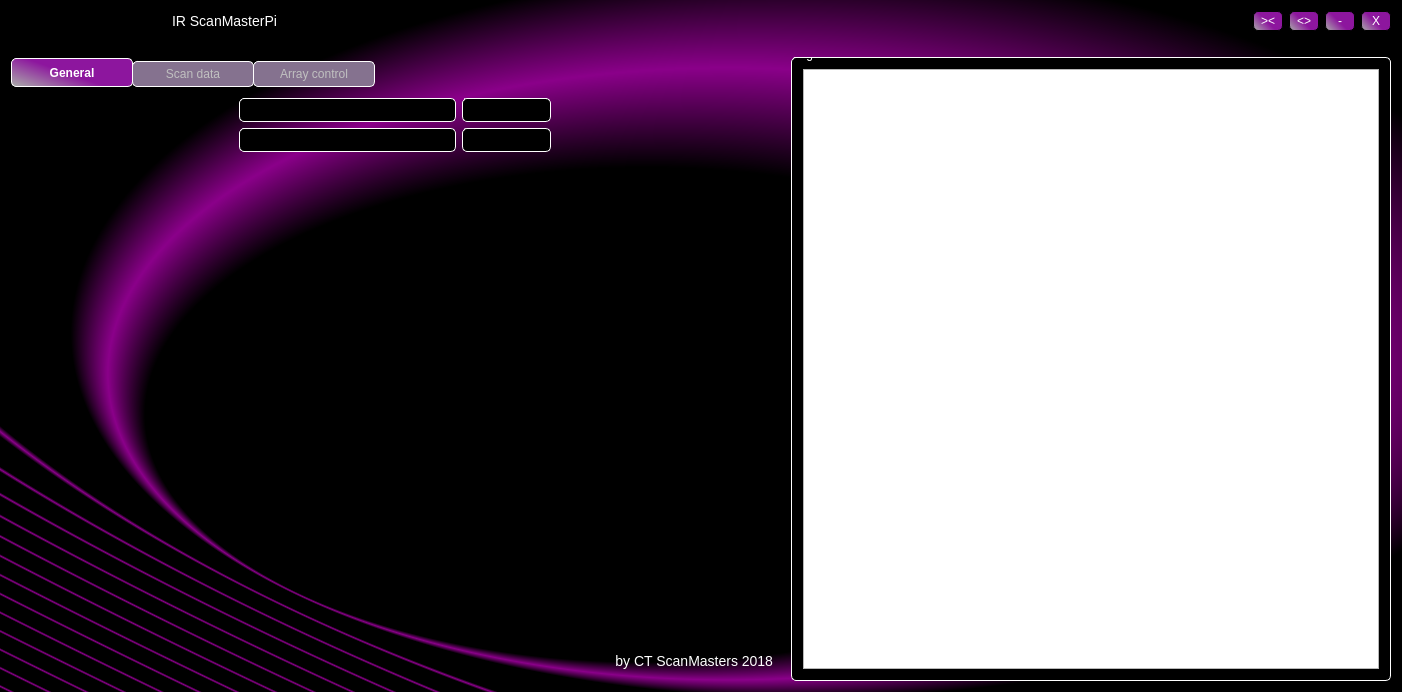
Qt form ScanClientGui/scanclientgui.ui (CtScanMasters/ScanClient) before a commit.
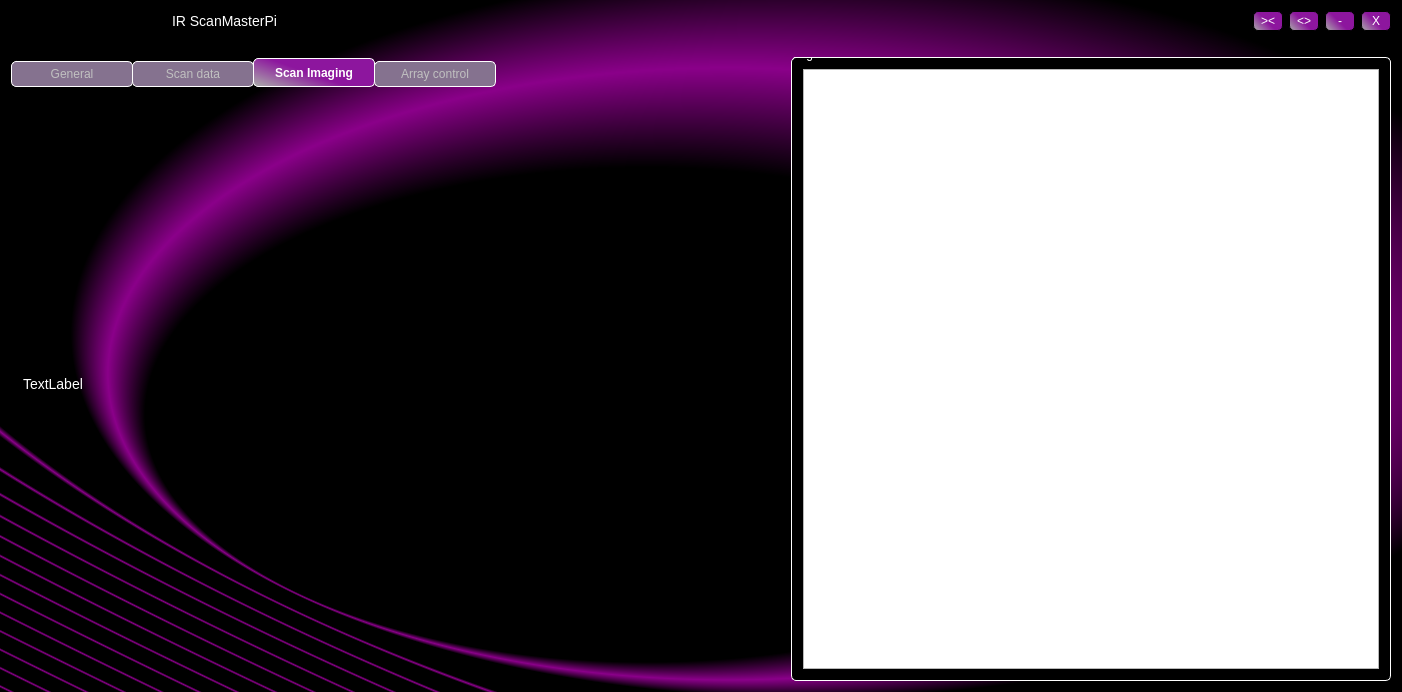
The same form after that commit. The open tabs and pages were chosen to show the change. Custom widgets are drawn as their Qt base class.

Patch:
```diff
--- a/ScanClientGui/scanclientgui.ui
+++ b/ScanClientGui/scanclientgui.ui
@@ -373,6 +373,20 @@
         </item>
        </layout>
       </widget>
+      <widget class="QWidget" name="scanImaging">
+       <attribute name="title">
+        <string>Scan Imaging</string>
+       </attribute>
+       <layout class="QGridLayout" name="gridLayout_10">
+        <item row="0" column="0">
+         <widget class="QLabel" name="imagingWidget">
+          <property name="text">
+           <string>TextLabel</string>
+          </property>
+         </widget>
+        </item>
+       </layout>
+      </widget>
       <widget class="QWidget" name="arrayControl">
        <attribute name="title">
         <string>Array control</string>
```
